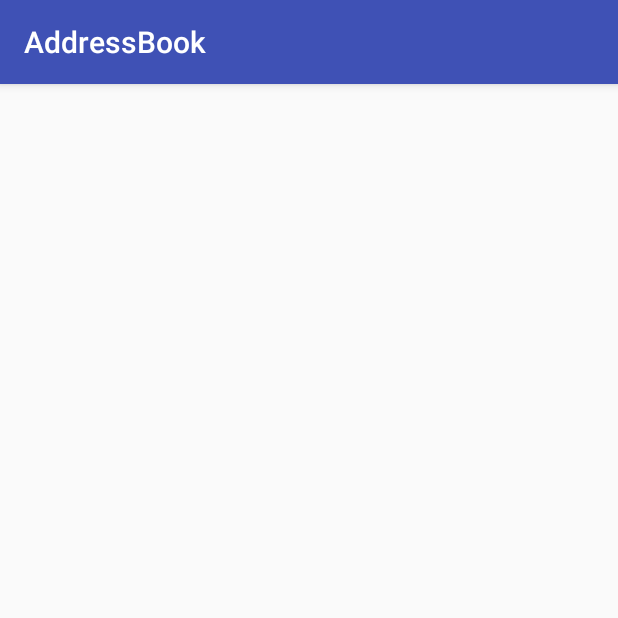
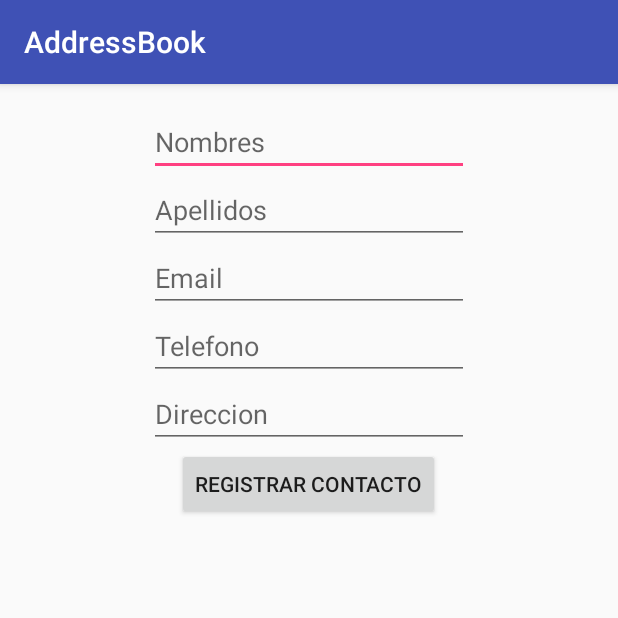
Before and after one commit to BASADREMOBILEAPP/AddressBook, an Android app: the RegisterContactActivity screen opened directly, with no data from a screen before it, on a phone screen of 412 x 824 dp, the top half of it. Run offline under Robolectric (Android 15) with nearby library versions, the phone set to English and light mode, and no system bars.

Commit message:
Added register contact layout

```diff
--- a/app/src/main/res/layout/activity_register_contact.xml
+++ b/app/src/main/res/layout/activity_register_contact.xml
@@ -9,4 +9,62 @@
     android:paddingTop="@dimen/activity_vertical_margin"
     tools:context="com.example.addressbook.RegisterContactActivity">
 
+    <EditText
+        android:layout_width="wrap_content"
+        android:layout_height="wrap_content"
+        android:inputType="textPersonName"
+        android:hint="Nombres"
+        android:ems="10"
+        android:id="@+id/edtName"
+        android:layout_alignParentTop="true"
+        android:layout_centerHorizontal="true" />
+
+    <EditText
+        android:layout_width="wrap_content"
+        android:layout_height="wrap_content"
+        android:inputType="textPersonName"
+        android:hint="Apellidos"
+        android:ems="10"
+        android:id="@+id/edtLastname"
+        android:layout_below="@+id/edtName"
+        android:layout_centerHorizontal="true" />
+
+    <EditText
+        android:layout_width="wrap_content"
+        android:layout_height="wrap_content"
+        android:inputType="textEmailAddress"
+        android:ems="10"
+        android:hint="Email"
+        android:id="@+id/edtEmail"
+        android:layout_below="@+id/edtLastname"
+        android:layout_centerHorizontal="true" />
+
+    <EditText
+        android:layout_width="wrap_content"
+        android:layout_height="wrap_content"
+        android:inputType="phone"
+        android:ems="10"
+        android:hint="Telefono"
+        android:id="@+id/edtPhone"
+        android:layout_below="@+id/edtEmail"
+        android:layout_centerHorizontal="true" />
+
+    <EditText
+        android:layout_width="wrap_content"
+        android:layout_height="wrap_content"
+        android:inputType="textPostalAddress"
+        android:ems="10"
+        android:hint="Direccion"
+        android:id="@+id/edtAddress"
+        android:layout_below="@+id/edtPhone"
+        android:layout_alignLeft="@+id/edtPhone"
+        android:layout_alignStart="@+id/edtPhone" />
+
+    <Button
+        android:layout_width="wrap_content"
+        android:layout_height="wrap_content"
+        android:text="Registrar contacto"
+        android:id="@+id/btnRegisterContact"
+        android:layout_below="@+id/edtAddress"
+        android:layout_centerHorizontal="true" />
 </RelativeLayout>
```
